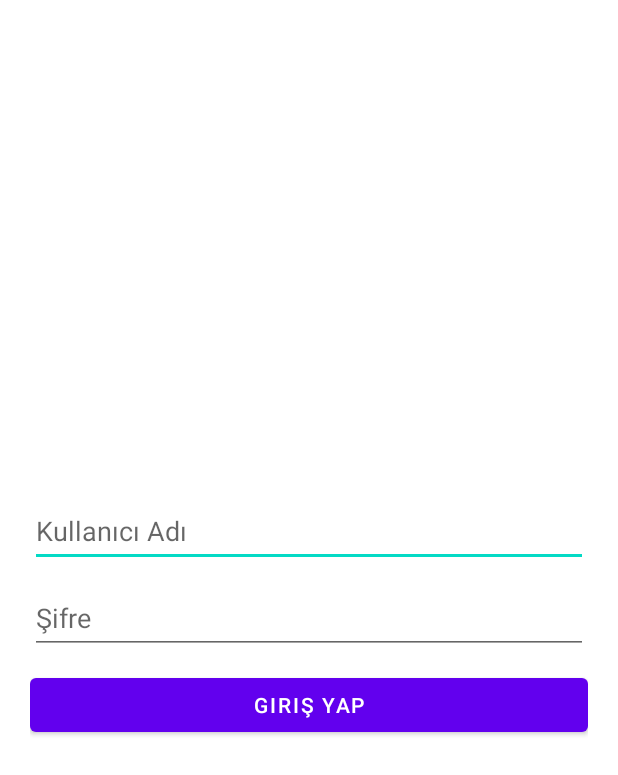
After one commit to Fikret-Arda-Bulut/sinyord, an Android app: the layout login.xml on its own in the app's theme, with its tools: preview values and no code run, on a phone screen of 412 x 824 dp. The commit adds this screen. Shown: the top 775 px of the screen. Run offline under Robolectric (Android 15) with nearby library versions, the phone set to English and light mode, and no system bars.

Commit message:
no message

```diff
--- a/app/src/main/java/com/example/sinyord/MainActivity.java
+++ b/app/src/main/java/com/example/sinyord/MainActivity.java
@@ -10,6 +10,5 @@ public class MainActivity extends AppCompatActivity {
     protected void onCreate(Bundle savedInstanceState) {
         super.onCreate(savedInstanceState);
         setContentView(R.layout.activity_main);
-        sadsdasd
     }
 }
--- /dev/null
+++ b/app/src/main/java/com/example/sinyord/login.java
@@ -0,0 +1,6 @@
+package com.example.sinyord;
+
+public class login {
+
+
+}
--- /dev/null
+++ b/app/src/main/res/layout/login.xml
@@ -0,0 +1,51 @@
+<?xml version="1.0" encoding="utf-8"?>
+<androidx.constraintlayout.widget.ConstraintLayout xmlns:android="http://schemas.android.com/apk/res/android"
+    xmlns:app="http://schemas.android.com/apk/res-auto"
+    xmlns:tools="http://schemas.android.com/tools"
+    android:layout_width="match_parent"
+    android:layout_height="match_parent">
+
+    <LinearLayout
+        android:id="@+id/linearLayout"
+        android:layout_width="0dp"
+        android:layout_height="0dp"
+        android:gravity="center"
+        android:orientation="vertical"
+        android:paddingLeft="20dp"
+        android:paddingRight="20dp"
+        app:layout_constraintBottom_toBottomOf="parent"
+        app:layout_constraintEnd_toEndOf="parent"
+        app:layout_constraintHorizontal_bias="0.0"
+        app:layout_constraintStart_toStartOf="parent"
+        app:layout_constraintTop_toTopOf="parent"
+        app:layout_constraintVertical_bias="0.0">
+
+        <EditText
+            android:id="@+id/editText"
+            android:layout_width="match_parent"
+            android:layout_height="wrap_content"
+            android:ems="10"
+            android:minHeight="48dp"
+            android:hint="Kullanıcı Adı"
+            android:inputType="textPersonName" />
+
+        <EditText
+            android:id="@+id/editText2"
+            android:minHeight="48dp"
+            android:layout_width="match_parent"
+            android:layout_height="wrap_content"
+            android:layout_marginTop="10dp"
+            android:ems="10"
+            android:hint="Şifre"
+            android:inputType="textPassword" />
+
+        <Button
+            android:id="@+id/button"
+            android:layout_width="match_parent"
+            android:layout_height="wrap_content"
+            android:layout_marginTop="10dp"
+            android:text="Giriş Yap" />
+
+    </LinearLayout>
+
+</androidx.constraintlayout.widget.ConstraintLayout>
```
